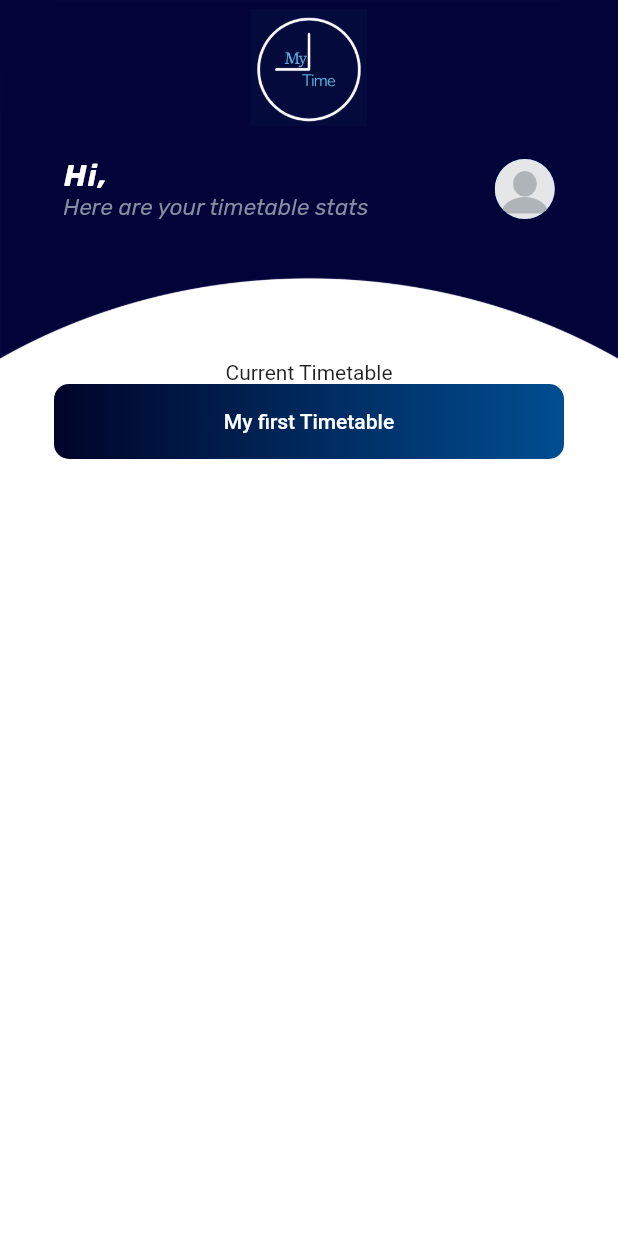
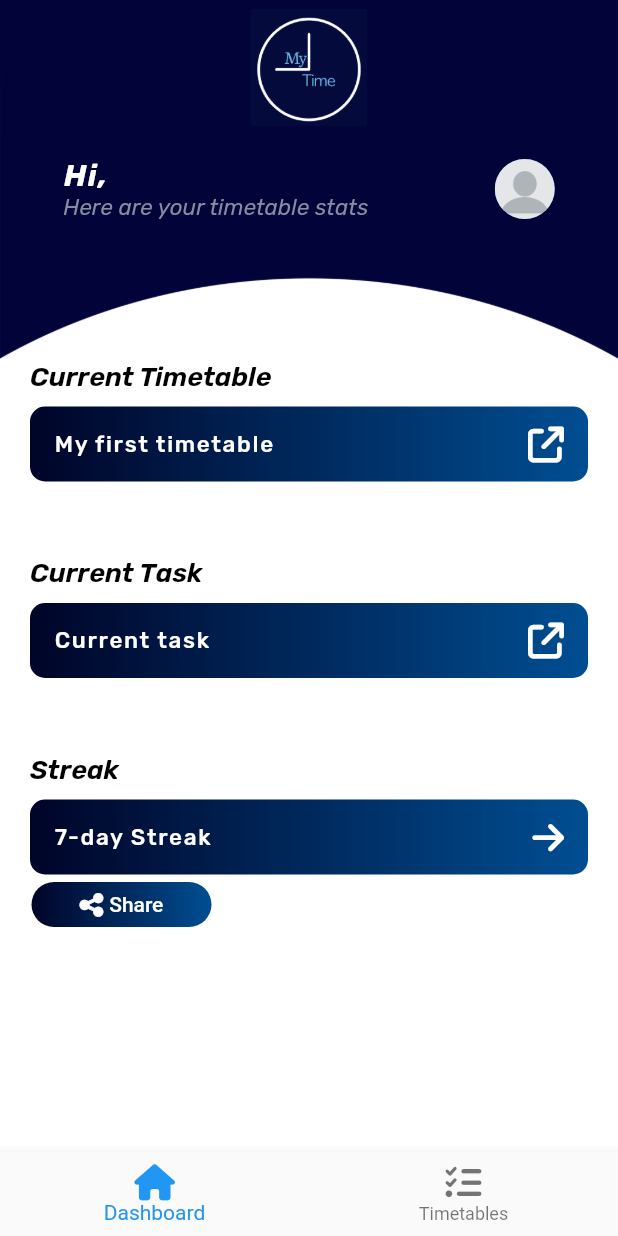
Before and after one commit to sathya991/My-Time, a Flutter app: the DashboardScreen screen opened by its route, on a phone screen of 412 x 824 dp. Run offline on Flutter 3.47's test engine with Material 2 defaults, Android fonts, the phone set to English and light mode, and no system bars; our stand-ins replace cloud_firestore, firebase_auth, firebase_core, firebase_storage, font_awesome_flutter, google_fonts and 1 more; accounts and stored records are empty.

```diff
--- a/lib/MainPages/screens/dashboard.dart
+++ b/lib/MainPages/screens/dashboard.dart
@@ -1,6 +1,8 @@
+import 'package:MyTime/MainPages/widgets/text_button_column.dart';
 import 'package:MyTime/MainPages/widgets/top_part.dart';
 import 'package:MyTime/utilities/login_signup_utilities.dart';
 import 'package:flutter/material.dart';
+import 'package:font_awesome_flutter/font_awesome_flutter.dart';
 
 class DashboardScreen extends StatefulWidget {
   const DashboardScreen({Key? key}) : super(key: key);
@@ -14,16 +16,71 @@ class _DashboardScreenState extends State<DashboardScreen> {
   Widget build(BuildContext context) {
     return SafeArea(
       child: Scaffold(
+        bottomNavigationBar: BottomNavigationBar(items: const [
+          BottomNavigationBarItem(
+              icon: FaIcon(
+                FontAwesomeIcons.home,
+              ),
+              label: "Dashboard"),
+          BottomNavigationBarItem(
+              icon: FaIcon(FontAwesomeIcons.listCheck), label: "Timetables")
+        ]),
         body: Center(
           child: Column(
             mainAxisAlignment: MainAxisAlignment.start,
             children: [
               const TopPartWidget(),
-              const Text('Current Timetable'),
-              LoginSignupUtilities().styleButton(ElevatedButton(
-                onPressed: () {},
-                child: const Text("My first Timetable"),
-              )),
+              const TextButtonColumnWidget(
+                topText: "Current Timetable",
+                buttonText: "My first timetable",
+                icon: FontAwesomeIcons.arrowUpRightFromSquare,
+              ),
+              const SizedBox(
+                height: 50,
+              ),
+              const TextButtonColumnWidget(
+                topText: "Current Task",
+                buttonText: "Current task",
+                icon: FontAwesomeIcons.arrowUpRightFromSquare,
+              ),
+              const SizedBox(
+                height: 50,
+              ),
+              const TextButtonColumnWidget(
+                topText: "Streak",
+                buttonText: "7-day Streak",
+                icon: FontAwesomeIcons.arrowRight,
+              ),
+              const SizedBox(
+                height: 5,
+              ),
+              Padding(
+                padding: const EdgeInsets.fromLTRB(21, 0, 0, 0),
+                child: Align(
+                  alignment: Alignment.centerLeft,
+                  child: SizedBox(
+                    height: 30,
+                    width: 120,
+                    child: LoginSignupUtilities()
+                        .styleRoundedButton(ElevatedButton(
+                      onPressed: () {},
+                      child: Row(
+                        mainAxisAlignment: MainAxisAlignment.center,
+                        children: const [
+                          FaIcon(
+                            FontAwesomeIcons.shareNodes,
+                            size: 18,
+                          ),
+                          SizedBox(
+                            width: 4,
+                          ),
+                          Text("Share"),
+                        ],
+                      ),
+                    )),
+                  ),
+                ),
+              ),
             ],
           ),
         ),
--- /dev/null
+++ b/lib/MainPages/widgets/text_button_column.dart
@@ -0,0 +1,55 @@
+import 'package:MyTime/utilities/login_signup_utilities.dart';
+import 'package:flutter/material.dart';
+import 'package:font_awesome_flutter/font_awesome_flutter.dart';
+import 'package:google_fonts/google_fonts.dart';
+
+class TextButtonColumnWidget extends StatelessWidget {
+  final String topText;
+  final String buttonText;
+  final icon;
+  const TextButtonColumnWidget(
+      {Key? key,
+      required this.topText,
+      required this.buttonText,
+      required this.icon})
+      : super(key: key);
+
+  @override
+  Widget build(BuildContext context) {
+    return Padding(
+      padding: const EdgeInsets.fromLTRB(20, 0, 20, 0),
+      child: Column(
+        crossAxisAlignment: CrossAxisAlignment.start,
+        children: [
+          Text(
+            topText,
+            style: GoogleFonts.rubik(
+                color: Colors.black,
+                fontSize: 18,
+                fontWeight: FontWeight.w600,
+                fontStyle: FontStyle.italic),
+          ),
+          const SizedBox(
+            height: 10,
+          ),
+          LoginSignupUtilities().styleButton(ElevatedButton(
+            onPressed: () {},
+            child: Row(
+              mainAxisAlignment: MainAxisAlignment.spaceBetween,
+              children: [
+                Text(
+                  buttonText,
+                  style: Theme.of(context)
+                      .textTheme
+                      .bodyText1!
+                      .copyWith(fontSize: 15),
+                ),
+                FaIcon(icon)
+              ],
+            ),
+          )),
+        ],
+      ),
+    );
+  }
+}
--- a/lib/utilities/login_signup_utilities.dart
+++ b/lib/utilities/login_signup_utilities.dart
@@ -2,6 +2,7 @@ import 'package:flutter/material.dart';
 
 class LoginSignupUtilities {
   final shape = RoundedRectangleBorder(borderRadius: BorderRadius.circular(10));
+  final shape2 = const StadiumBorder();
   emailValidate(String email) {
     if (email.isEmpty) {
       return "Please enter a valid email";
@@ -67,4 +68,16 @@ class LoginSignupUtilities {
       child: button,
     );
   }
+
+  styleRoundedButton(Widget button) {
+    return Container(
+      decoration: ShapeDecoration(
+          shape: shape2,
+          gradient: const LinearGradient(colors: [
+            Color.fromRGBO(0, 4, 40, 1),
+            Color.fromRGBO(0, 78, 146, 1)
+          ])),
+      child: button,
+    );
+  }
 }
```
